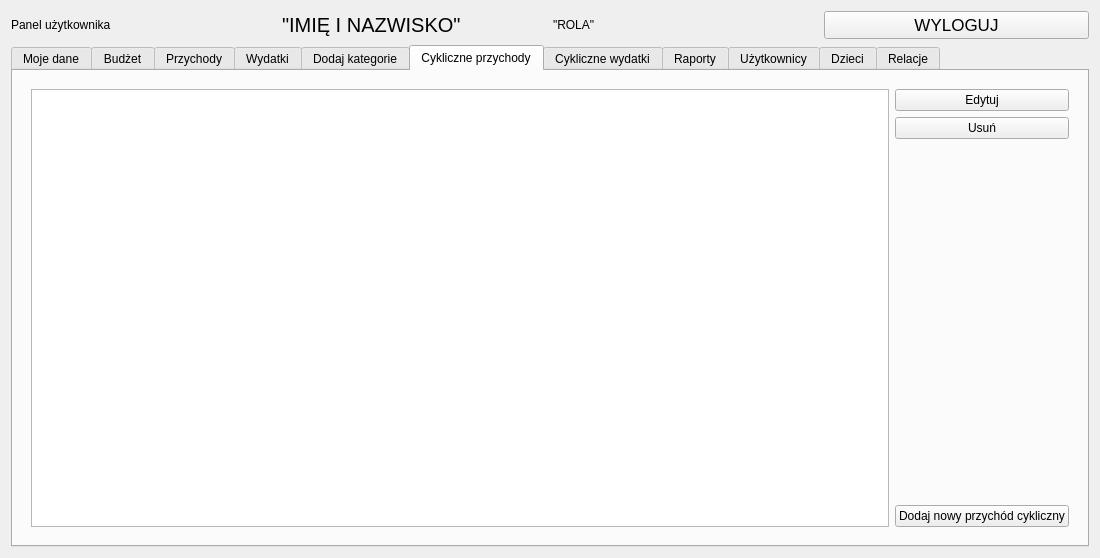
Above: ui/User_Panel.ui from Dawid-Robak-IG/BUDZET_DOMOWY before the change. Below: the same form after it.
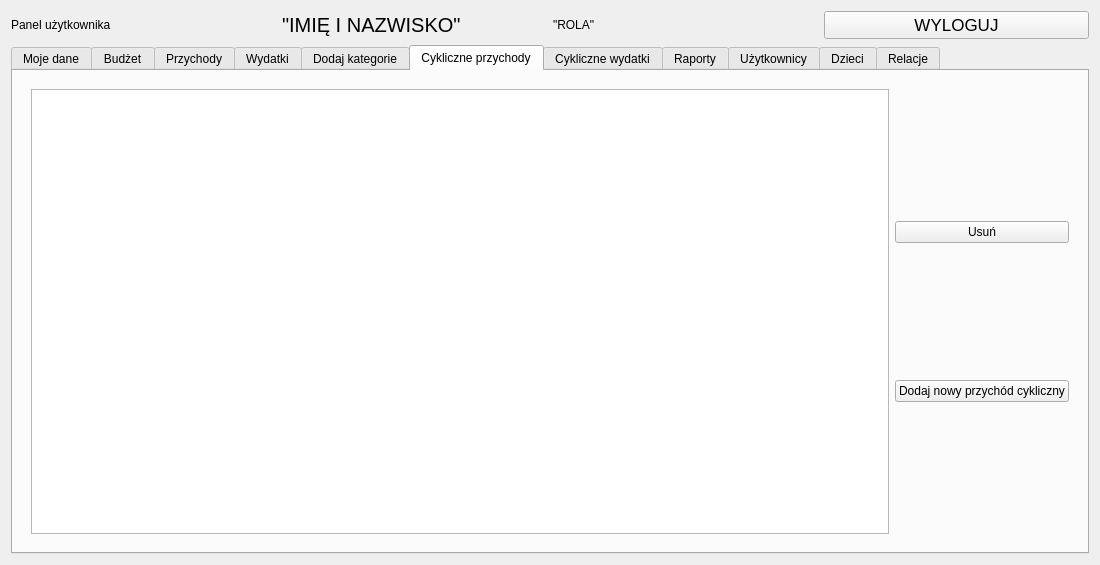
That is the form after the change. The open tabs and pages were chosen to show the change.

Commit message: Usunięte niepotrzebne przyciski 'Edytuj'

Patch:
```diff
--- a/ui/User_Panel.ui
+++ b/ui/User_Panel.ui
@@ -7,7 +7,7 @@
     <x>0</x>
     <y>0</y>
     <width>1100</width>
-    <height>558</height>
+    <height>565</height>
    </rect>
   </property>
   <property name="windowTitle">
@@ -1101,11 +1101,17 @@
               <number>0</number>
              </property>
              <item>
-              <widget class="QPushButton" name="pushButton_edytujCP">
-               <property name="text">
-                <string>Edytuj</string>
+              <spacer name="verticalSpacer_19">
+               <property name="orientation">
+                <enum>Qt::Vertical</enum>
                </property>
-              </widget>
+               <property name="sizeHint" stdset="0">
+                <size>
+                 <width>20</width>
+                 <height>40</height>
+                </size>
+               </property>
+              </spacer>
              </item>
              <item>
               <widget class="QPushButton" name="pushButton_usunCP">
@@ -1134,6 +1140,19 @@
                </property>
               </widget>
              </item>
+             <item>
+              <spacer name="verticalSpacer_20">
+               <property name="orientation">
+                <enum>Qt::Vertical</enum>
+               </property>
+               <property name="sizeHint" stdset="0">
+                <size>
+                 <width>20</width>
+                 <height>40</height>
+                </size>
+               </property>
+              </spacer>
+             </item>
             </layout>
            </item>
           </layout>
```
Left out of the diff: 39 changed lines with no effect on the pictures. The commit also changes 4 other files.
